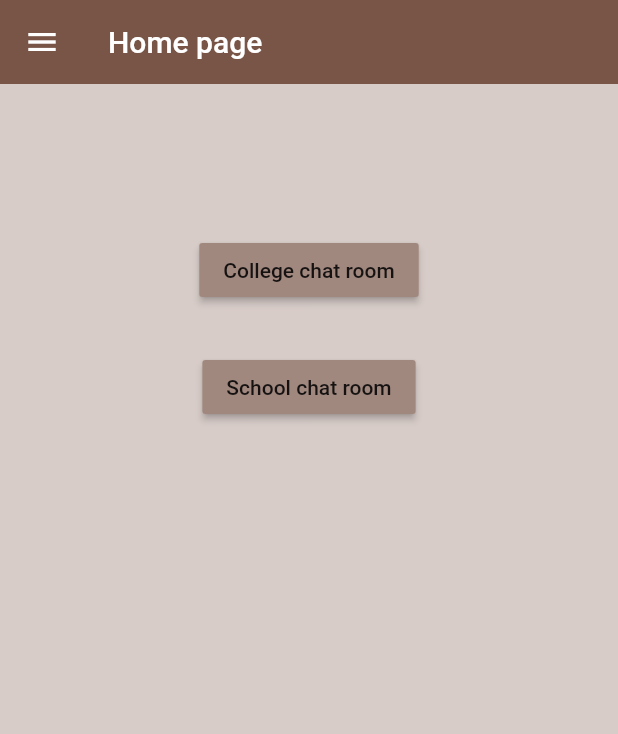
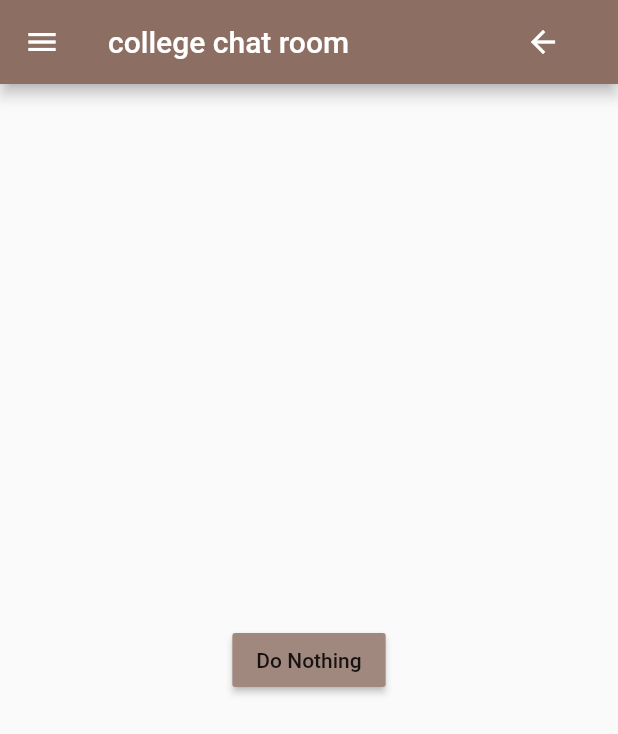
Before and after one commit to singh-yashwant/reconnect, a Flutter app: the screen it shows once a user with an empty profile is signed in, after a tap on "College chat room", on a phone screen of 412 x 824 dp. Shown: the top 734 px of the screen. Run offline on Flutter 3.47's test engine with Material 2 defaults, Android fonts, the phone set to English and light mode, and no system bars; our stand-ins replace cloud_firestore, firebase_auth, flutter_spinkit; accounts and stored records are empty.

Commit message:
added push pop navigation feature from home page to chat rooms

```diff
--- /dev/null
+++ b/lib/screens/home/college.dart
@@ -0,0 +1,36 @@
+import 'package:flutter/material.dart';
+import 'package:reconnect/shared/navbar.dart';
+
+class CollegeChatRoom extends StatefulWidget {
+  @override
+  _CollegeChatRoomState createState() => _CollegeChatRoomState();
+}
+
+class _CollegeChatRoomState extends State<CollegeChatRoom> {
+  @override
+  Widget build(BuildContext context) {
+    return Scaffold(
+			appBar: AppBar(
+				backgroundColor: Colors.brown[400],
+				title: Text("college chat room"),
+				actions: <Widget>[
+					FlatButton.icon(
+						label: Text(""),
+						icon: Icon(
+							Icons.arrow_back,
+							color: Colors.white,),
+						onPressed: () {Navigator.pop(context);},
+					),
+				],
+			),
+			body: Center(
+				child: RaisedButton(
+					color: Colors.brown[300],
+					onPressed: () {},
+					child: Text("Do Nothing"),
+				),
+			),
+			drawer: NavDrawer(),
+		);
+  }
+}
--- a/lib/screens/home/home.dart
+++ b/lib/screens/home/home.dart
@@ -1,5 +1,7 @@
 import 'package:flutter/cupertino.dart';
 import "package:flutter/material.dart";
+import 'package:reconnect/screens/home/college.dart';
+import 'package:reconnect/screens/home/school.dart';
 import 'package:reconnect/services/auth.dart';
 import 'package:reconnect/shared/navbar.dart';
 
@@ -24,14 +26,24 @@ class Home extends StatelessWidget {
 					children: <Widget>[
 						SizedBox(height: 100,),
 						RaisedButton(
-							onPressed: () {},
+							onPressed: () {
+								Navigator.push(
+									context,
+									MaterialPageRoute(builder: (context) => CollegeChatRoom()),
+								);
+							},
 							color: Colors.brown[300],
 							highlightColor: Colors.brown[100],
 							child: Text("College chat room"),
 						),
 						SizedBox(height: 30,),
 						RaisedButton(
-							onPressed: () {},
+							onPressed: () {
+								Navigator.push(
+									context,
+									MaterialPageRoute(builder: (context) => SchoolChatRoom()),
+								);
+							},
 							color: Colors.brown[300],
 							highlightColor: Colors.brown[100],
 							child: Text("School chat room"),
```
Also changed, not shown: lib/screens/home/school.dart (added, +37 -0 lines).
